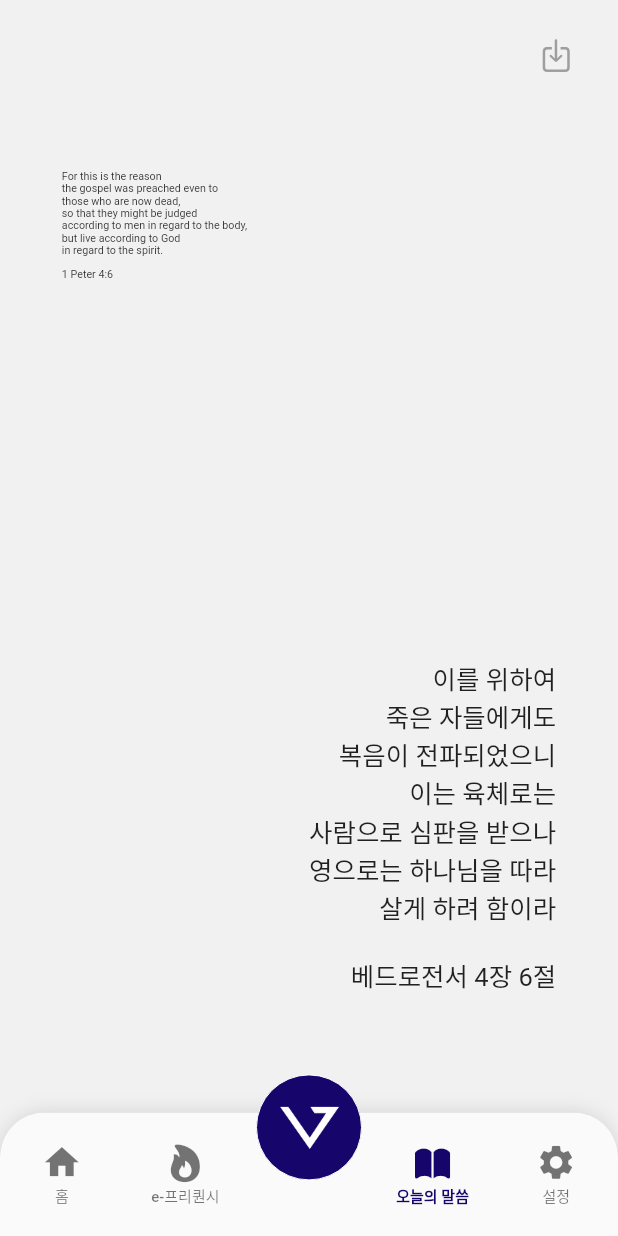
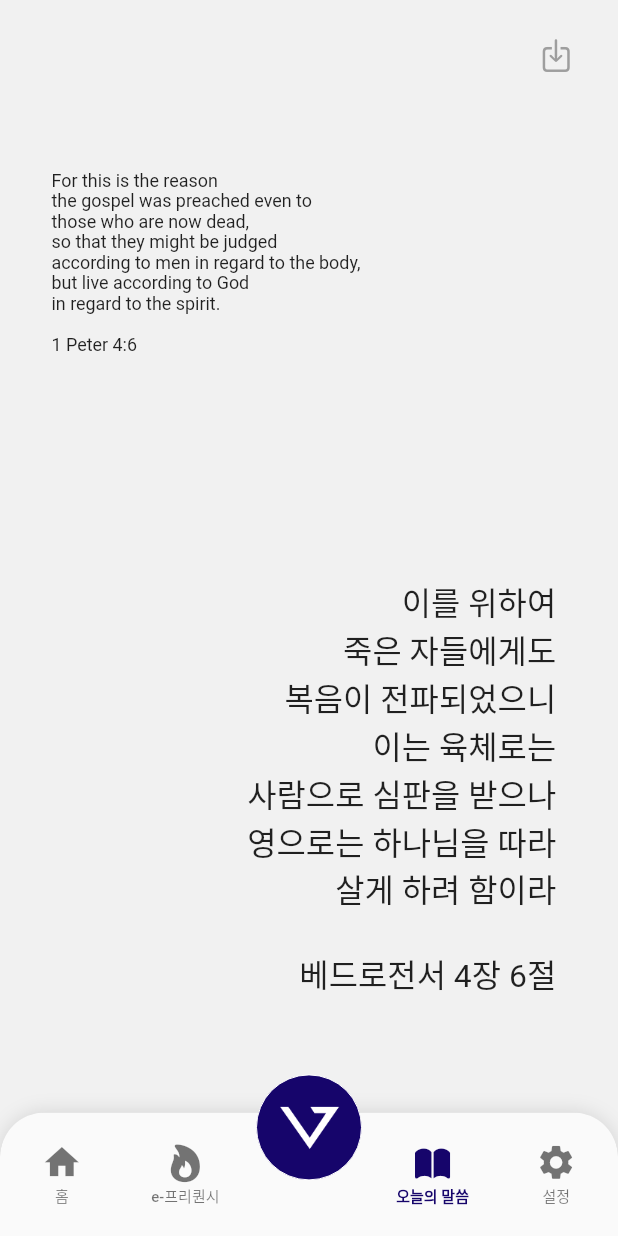
Before and after one commit to TodaudFur/emmaus_application, a Flutter app: the screen it shows after launch, item 4 of the bottom bar chosen, on a phone screen of 412 x 824 dp. Run offline on Flutter 3.47's test engine with Material 2 defaults, Android fonts, the phone set to English and light mode, and no system bars; drawn by our look-alikes of screenshot; our stand-ins replace animated_splash_screen, flutter_local_notifications, flutter_native_timezone, fluttertoast, image_gallery_saver, permission_handler and 3 more; Roboto replaces fonts that are missing (Mapo, Noto).

Commit message:
2021-05-25 //final

```diff
--- a/lib/home.dart
+++ b/lib/home.dart
@@ -73,7 +73,7 @@ class _HomeState extends State<Home> {
                         ),
                       ),
                       Expanded(
-                        flex: 5,
+                        flex: 4,
                         child: FittedBox(
                           fit: BoxFit.fitWidth,
                           child: Text(
--- a/lib/myhomepage.dart
+++ b/lib/myhomepage.dart
@@ -112,7 +112,7 @@ class _MyHomePageState extends State<MyHomePage> {
                 ),
                 BottomNavigationBarItem(
                     icon: Icon(
-                      Icons.password,
+                      null,
                     ),
                     label: ''),
                 BottomNavigationBarItem(
--- a/lib/settings.dart
+++ b/lib/settings.dart
@@ -55,7 +55,7 @@ class _SettingsState extends State<Settings> {
                                 ),
                               ),
                               Expanded(
-                                flex: 5,
+                                flex: 4,
                                 child: FittedBox(
                                   fit: BoxFit.fitWidth,
                                   child: Text(
--- a/lib/todayverse.dart
+++ b/lib/todayverse.dart
@@ -89,7 +89,7 @@ class _TodayVerseState extends State<TodayVerse> {
                             flex: 1,
                           ),
                           Expanded(
-                            flex: 3,
+                            flex: 6,
                             child: FittedBox(
                               fit: BoxFit.fitWidth,
                               child: Text(
@@ -101,7 +101,7 @@ class _TodayVerseState extends State<TodayVerse> {
                               ),
                             ),
                           ),
-                          Expanded(flex: 6, child: Container()),
+                          Expanded(flex: 5, child: Container()),
                         ],
                       ),
                     ),
@@ -113,10 +113,10 @@ class _TodayVerseState extends State<TodayVerse> {
                         children: [
                           Expanded(
                             child: Container(),
-                            flex: 5,
+                            flex: 4,
                           ),
                           Expanded(
-                            flex: 4,
+                            flex: 5,
                             child: FittedBox(
                               fit: BoxFit.fitWidth,
                               child: Text(
```
Also changed, not shown: lib/contents.dart (+26 -10 lines), lib/vardata.dart (+8 -12 lines).
